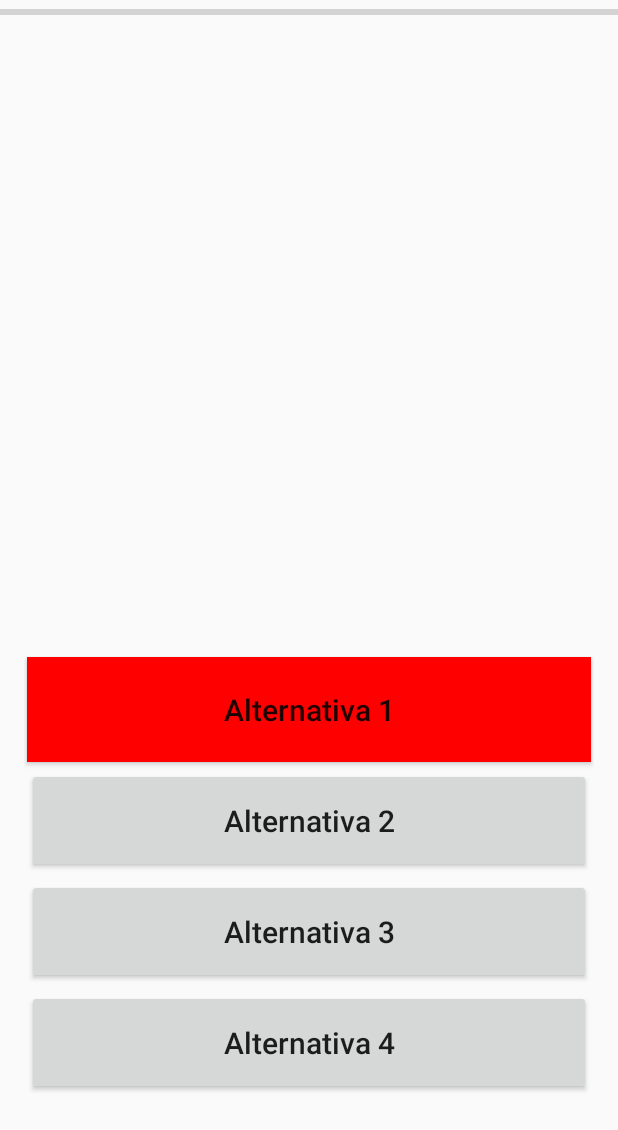
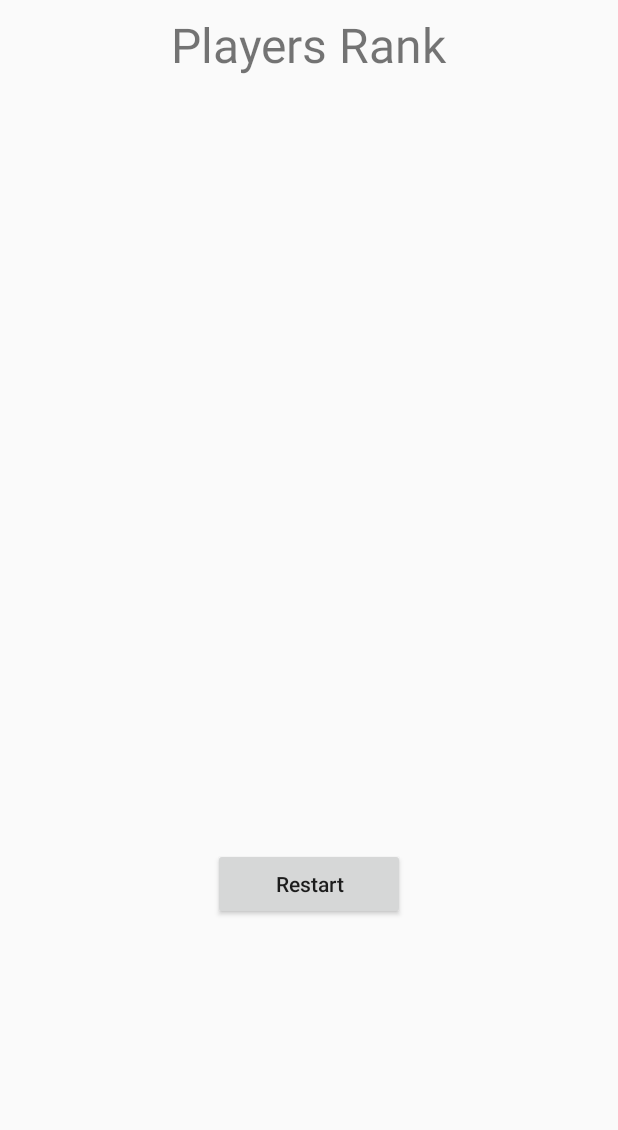
Before and after one commit to PedroBicudo/ProjetoAPS, an Android app: the GameQuizActivity screen opened directly, with no data from a screen before it, after a tap on an icon or button, on a phone screen of 412 x 824 dp. Shown: the top 1130 px of the screen. Run offline under Robolectric (Android 15) with nearby library versions, the phone set to English and light mode, and no system bars; our stand-ins replace Room's generated code.

Commit message:
Tela de Pontuações (#30)
* Tela de Score implementada.
Co-authored-by: Pedro Henrique <pedroabicudo_2012@hotmail.com>

```diff
--- a/app/build.gradle
+++ b/app/build.gradle
@@ -33,6 +33,7 @@ dependencies {
     implementation fileTree(dir: 'libs', include: ['*.jar'])
 
     implementation 'androidx.appcompat:appcompat:1.1.0'
+    implementation 'androidx.recyclerview:recyclerview:1.1.0'
     implementation 'androidx.constraintlayout:constraintlayout:1.1.3'
     implementation 'com.readystatesoftware.sqliteasset:sqliteassethelper:+'
 
--- /dev/null
+++ b/app/src/main/java/apps/learn/projetoaps/ui/adapter/PlayersViewAdapter.java
@@ -0,0 +1,66 @@
+package apps.learn.projetoaps.ui.adapter;
+
+import android.view.LayoutInflater;
+import android.view.View;
+import android.view.ViewGroup;
+
+import androidx.annotation.NonNull;
+import androidx.recyclerview.widget.RecyclerView;
+
+import java.util.List;
+
+import apps.learn.projetoaps.data.model.Jogador;
+import apps.learn.projetoaps.databinding.ActivityPlayerCardBinding;
+
+public class PlayersViewAdapter extends RecyclerView.Adapter<PlayersViewAdapter.PlayerCard> {
+
+    List<Jogador> jogadores;
+
+    public PlayersViewAdapter(List<Jogador> jogadores) {
+        this.jogadores = jogadores;
+    }
+
+    @NonNull
+    @Override
+    public PlayerCard onCreateViewHolder(@NonNull ViewGroup parent, int viewType) {
+        ActivityPlayerCardBinding playerCardBinding;
+        playerCardBinding = ActivityPlayerCardBinding.inflate(
+                LayoutInflater.from(parent.getContext()),
+                parent,
+                false
+                );
+
+        return new PlayerCard(playerCardBinding);
+    }
+
+    @Override
+    public void onBindViewHolder(@NonNull PlayerCard holder, int position) {
+        Jogador jogador = this.jogadores.get(position);
+        holder.getActivityPlayerCardBinding().txtPlayerName.setText(jogador.getNome());
+        holder.getActivityPlayerCardBinding().txtPlayerScore.setText(String.valueOf(jogador.getResultado()));
+    }
+
+    @Override
+    public int getItemCount() {
+        return jogadores.size();
+    }
+
+    public class PlayerCard extends RecyclerView.ViewHolder {
+
+        private ActivityPlayerCardBinding activityPlayerCardBinding;
+
+        public ActivityPlayerCardBinding getActivityPlayerCardBinding() {
+            return activityPlayerCardBinding;
+        }
+
+        public void setActivityPlayerCardBinding(ActivityPlayerCardBinding activityPlayerCardBinding) {
+            this.activityPlayerCardBinding = activityPlayerCardBinding;
+        }
+
+        public PlayerCard(@NonNull ActivityPlayerCardBinding activityPlayerCardBinding) {
+            super(activityPlayerCardBinding.getRoot());
+            this.setActivityPlayerCardBinding(activityPlayerCardBinding);
+        }
+
+    }
+}
--- a/app/src/main/java/apps/learn/projetoaps/ui/game_quiz/GameQuizActivity.java
+++ b/app/src/main/java/apps/learn/projetoaps/ui/game_quiz/GameQuizActivity.java
@@ -2,6 +2,7 @@ package apps.learn.projetoaps.ui.game_quiz;
 
 import androidx.appcompat.app.AppCompatActivity;
 
+import android.content.Intent;
 import android.graphics.Color;
 import android.os.Bundle;
 import android.os.Handler;
@@ -15,6 +16,7 @@ import java.util.Stack;
 import apps.learn.projetoaps.data.model.Alternativa;
 import apps.learn.projetoaps.data.model.Pergunta;
 import apps.learn.projetoaps.databinding.ActivityGameQuizBinding;
+import apps.learn.projetoaps.ui.game_score.GameScoreActivity;
 
 public class GameQuizActivity extends AppCompatActivity implements GameQuizContract.View {
 
@@ -102,7 +104,10 @@ public class GameQuizActivity extends AppCompatActivity implements GameQuizContr
 
     @Override
     public void openScoreActivity(int score) {
-
+        Intent intent = new Intent(GameQuizActivity.this, GameScoreActivity.class);
+        intent.putExtra("player_score", score);
+        startActivity(intent);
+        finish();
     }
 
     @Override
--- a/app/src/main/java/apps/learn/projetoaps/ui/game_quiz/GameQuizPresenter.java
+++ b/app/src/main/java/apps/learn/projetoaps/ui/game_quiz/GameQuizPresenter.java
@@ -48,6 +48,8 @@ public class GameQuizPresenter implements GameQuizContract.Presenter {
     public void changeCurrentPergunta() {
         if (this.getPerguntas().isEmpty()) {
             // TODO - Adicionar para a mudança de activities.
+            int dummyScore = 100;
+            this.getGameQuizActivity().openScoreActivity(dummyScore);
 
         } else {
             Pergunta pergunta = this.getPerguntas().pop();
--- /dev/null
+++ b/app/src/main/java/apps/learn/projetoaps/ui/game_score/GameScoreActivity.java
@@ -0,0 +1,97 @@
+package apps.learn.projetoaps.ui.game_score;
+
+import androidx.appcompat.app.AppCompatActivity;
+import androidx.recyclerview.widget.LinearLayoutManager;
+
+import android.app.AlertDialog;
+import android.content.DialogInterface;
+import android.content.Intent;
+import android.os.Bundle;
+import android.view.View;
+import android.widget.ProgressBar;
+import android.widget.TextView;
+import java.util.Stack;
+import apps.learn.projetoaps.R;
+import apps.learn.projetoaps.data.model.Pergunta;
+import apps.learn.projetoaps.databinding.ActivityGameScoreBinding;
+import apps.learn.projetoaps.ui.adapter.PlayersViewAdapter;
+import apps.learn.projetoaps.ui.game_quiz.GameQuizActivity;
+
+public class GameScoreActivity extends AppCompatActivity implements GameScoreContract.View {
+
+    private ActivityGameScoreBinding activityGameScoreBinding;
+    private static final String TAG = "GameScoreActivity";
+    private GameScorePresenter gameScorePresenter;
+    private View view;
+
+    @Override
+    protected void onCreate(Bundle savedInstanceState) {
+        super.onCreate(savedInstanceState);
+        activityGameScoreBinding = ActivityGameScoreBinding.inflate(getLayoutInflater());
+        setContentView(activityGameScoreBinding.getRoot());
+
+        this.gameScorePresenter = new GameScorePresenter(GameScoreActivity.this);
+        this.gameScorePresenter.loadPlayerList();
+
+        this.view = getLayoutInflater().inflate(R.layout.fragment_insert_player_name, null);
+        getAlertDialog().show();
+
+        this.activityGameScoreBinding.btnRestart.setOnClickListener(new View.OnClickListener() {
+            @Override
+            public void onClick(View v) {
+                gameScorePresenter.loadQuizQuestions();
+            }
+        });
+    }
+
+    @Override
+    public AlertDialog getAlertDialog() {
+        return new AlertDialog.Builder(GameScoreActivity.this)
+                .setView(view)
+                .setMessage("Insira o nome do player:")
+                .setPositiveButton("Adicionar", new DialogInterface.OnClickListener() {
+                    @Override
+                    public void onClick(DialogInterface dialog, int which) {
+                        gameScorePresenter.addNewPlayer();
+                    }
+                })
+                .setNegativeButton("Cancelar", new DialogInterface.OnClickListener() {
+                    @Override
+                    public void onClick(DialogInterface dialog, int which) {
+                        dialog.cancel();
+                    }
+                })
+                .create();
+    }
+
+    @Override
+    public String getPlayerName() {
+        return ((TextView) view.findViewById(R.id.edit_text_player_name)).getText().toString();
+    }
+
+    @Override
+    public void setProgressBarGone() {
+        this.activityGameScoreBinding.progressBar.setVisibility(ProgressBar.GONE);
+    }
+
+    @Override
+    public void setProgressBarVisible() {
+        this.activityGameScoreBinding.progressBar.setVisibility(ProgressBar.VISIBLE);
+    }
+
+    @Override
+    public void populateRecyclerView(PlayersViewAdapter playersViewAdapter) {
+        LinearLayoutManager layoutManager = new LinearLayoutManager(this);
+        this.activityGameScoreBinding.listPlayersRank.setAdapter(playersViewAdapter);
+        this.activityGameScoreBinding.listPlayersRank.setLayoutManager(layoutManager);
+    }
+
+    @Override
+    public void openGameQuizActivity(Stack<Pergunta> perguntas) {
+        Intent intent = new Intent(GameScoreActivity.this, GameQuizActivity.class);
+        intent.putExtra("quizQuestions", perguntas);
+        startActivity(intent);
+        finish();
+    }
+
+}
--- /dev/null
+++ b/app/src/main/java/apps/learn/projetoaps/ui/game_score/GameScoreContract.java
@@ -0,0 +1,25 @@
+package apps.learn.projetoaps.ui.game_score;
+import android.app.AlertDialog;
+import java.util.Stack;
+import apps.learn.projetoaps.data.model.Pergunta;
+import apps.learn.projetoaps.ui.adapter.PlayersViewAdapter;
+
+public interface GameScoreContract {
+
+    interface View {
+        AlertDialog getAlertDialog();
+        String getPlayerName();
+        void setProgressBarGone();
+        void setProgressBarVisible();
+        void populateRecyclerView(PlayersViewAdapter playersViewAdapter);
+        void openGameQuizActivity(Stack<Pergunta> perguntas);
+    }
+
+    interface Presenter {
+        void addNewPlayer();
+        void loadPlayerList();
+        void reloadPlayerList();
+        void loadQuizQuestions();
+    }
+
+}
--- /dev/null
+++ b/app/src/main/java/apps/learn/projetoaps/ui/game_score/GameScorePresenter.java
@@ -0,0 +1,60 @@
+package apps.learn.projetoaps.ui.game_score;
+
+import android.os.Handler;
+import android.util.Log;
+
+import java.util.ArrayList;
+import java.util.Stack;
+
+import apps.learn.projetoaps.data.model.Jogador;
+import apps.learn.projetoaps.data.model.Pergunta;
+import apps.learn.projetoaps.ui.adapter.PlayersViewAdapter;
+
+public class GameScorePresenter implements GameScoreContract.Presenter {
+
+    private static final String TAG = "GameScorePresenter";
+    private PlayersViewAdapter playersViewAdapter;
+    private GameScoreActivity gameScoreActivity;
+
+    public GameScorePresenter(GameScoreActivity gameScoreActivity) {
+        this.gameScoreActivity = gameScoreActivity;
+    }
+
+    // TODO - Fazer acesso ao repositório
+    @Override
+    public void addNewPlayer() {
+        String name = gameScoreActivity.getPlayerName();
+        if (name.isEmpty()) {
+            Log.i(TAG, "adicionarNovoJogador: Nome vazio, saindo...");
+            return;
+        }
+
+        Jogador jogador = new Jogador();
+        jogador.setNome(name);
+        // TODO - Acessar o método de inserção do Room
+        reloadPlayerList();
+    }
+
+    @Override
+    public void loadPlayerList() {
+        // TODO - Acessar o método de requisição de jogadores
+        playersViewAdapter = new PlayersViewAdapter(new ArrayList<Jogador>());
+        gameScoreActivity.setProgressBarGone();
+        gameScoreActivity.populateRecyclerView(playersViewAdapter);
+    }
+
+    @Override
+    public void reloadPlayerList() {
+        this.gameScoreActivity.setProgressBarVisible();
+        loadPlayerList();
+    }
+
+    @Override
+    public void loadQuizQuestions() {
+        this.gameScoreActivity.setProgressBarVisible();
+        // TODO - Acessar o método de requisição de perguntas
+        this.gameScoreActivity.openGameQuizActivity(new Stack<Pergunta>());
+    }
+
+
+}
--- /dev/null
+++ b/app/src/main/res/layout/activity_game_score.xml
@@ -0,0 +1,42 @@
+<?xml version="1.0" encoding="utf-8"?>
+<RelativeLayout xmlns:android="http://schemas.android.com/apk/res/android"
+    xmlns:tools="http://schemas.android.com/tools"
+    android:layout_width="match_parent"
+    android:layout_height="match_parent"
+    tools:context=".ui.game_score.GameScoreActivity"
+    android:orientation="vertical">
+
+    <ProgressBar
+        android:id="@+id/progress_bar"
+        android:layout_width="@dimen/progress_bar_height"
+        android:layout_height="@dimen/progress_bar_width"
+        android:layout_centerInParent="true"
+        android:visibility="visible"/>
+
+    <TextView
+        android:id="@+id/txt_player_rank"
+        android:layout_width="wrap_content"
+        android:layout_height="wrap_content"
+        android:layout_marginTop="@dimen/txt_player_rank_size"
+        android:layout_centerHorizontal="true"
+        android:text="Players Rank"
+        android:textSize="32sp" />
+
+    <androidx.recyclerview.widget.RecyclerView
+        android:id="@+id/list_players_rank"
+        android:layout_width="match_parent"
+        android:layout_margin="@dimen/recycler_view_players_rank_margin"
+        android:layout_height="@dimen/recycler_view_players_rank_height"
+        android:layout_below="@id/txt_player_rank"/>
+
+    <Button
+        android:id="@+id/btn_restart"
+        android:layout_width="@dimen/button_restart_width"
+        android:layout_height="wrap_content"
+        android:layout_centerHorizontal="true"
+        android:layout_marginBottom="@dimen/restart_button_bottom_margin"
+        android:text="@string/restart"
+        android:textAllCaps="false"
+        android:layout_below="@id/list_players_rank"/>
+
+</RelativeLayout>
--- a/app/src/main/res/values/dimens.xml
+++ b/app/src/main/res/values/dimens.xml
@@ -9,4 +9,13 @@
     <dimen name="button_margin_menu">80dp</dimen>
     <dimen name="progress_bar_width">100dp</dimen>
     <dimen name="progress_bar_height">100dp</dimen>
+    <dimen name="restart_button_bottom_margin">16dp</dimen>
+    <dimen name="button_restart_width">128dp</dimen>
+    <dimen name="recycler_view_players_rank_margin">32dp</dimen>
+    <dimen name="recycler_view_players_rank_height">450dp</dimen>
+    <dimen name="txt_player_rank_size">8dp</dimen>
+    <dimen name="player_card_height">50dp</dimen>
+    <dimen name="player_card_margin">16dp</dimen>
+    <dimen name="txt_player_card_margin_left_right">16dp</dimen>
+    <dimen name="text_player_card_size">32sp</dimen>
 </resources>
--- a/app/src/main/res/values/strings.xml
+++ b/app/src/main/res/values/strings.xml
@@ -1,4 +1,6 @@
 <resources>
     <string name="app_name">ProjetoAPS</string>
     <string name="start_game">Start Game</string>
+    <string name="player_name">Player name"</string>
+    <string name="restart">Restart</string>
 </resources>
```
Also changed, not shown: app/src/main/AndroidManifest.xml (+6 -3 lines), app/src/main/res/layout/activity_player_card.xml (added, +27 -0 lines), app/src/main/res/layout/fragment_insert_player_name.xml (added, +15 -0 lines).
